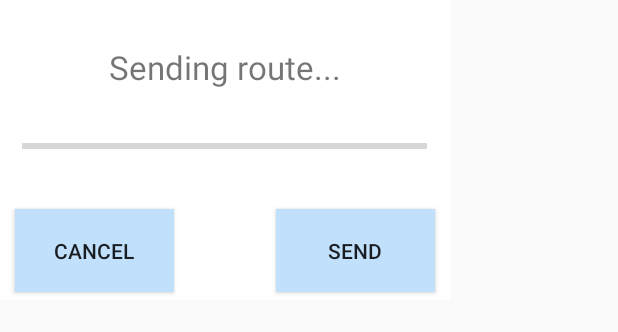
After one commit to vincent290587/frava, an Android app: the layout route_popup.xml on its own in the app's theme, with its tools: preview values and no code run, on a phone screen of 412 x 824 dp. The commit adds this screen. Shown: the top 332 px of the screen. Run offline under Robolectric (Android 15) with nearby library versions, the phone set to English and light mode, and no system bars.

Commit message:
Routes popup

```diff
--- a/app/src/main/java/com/example/frava/DiscoveredBluetoothDevice.java
+++ /dev/null
@@ -1,9 +0,0 @@
-package com.example.frava;
-
-public class DiscoveredBluetoothDevice {
-    public String name;
-
-    public DiscoveredBluetoothDevice() {
-        name = "Device";
-    }
-}
--- /dev/null
+++ b/app/src/main/java/com/example/frava/MyTools.java
@@ -0,0 +1,11 @@
+package com.example.frava;
+
+import android.content.res.Resources;
+
+public class MyTools {
+
+    public static int fromDp(int dp_val) {
+        int ret = (int) ((float)dp_val * Resources.getSystem().getDisplayMetrics().density + 0.5f);
+        return ret;
+    }
+}
--- a/app/src/main/java/com/example/frava/SegmentsAdapter.java
+++ b/app/src/main/java/com/example/frava/SegmentsAdapter.java
@@ -3,6 +3,7 @@ package com.example.frava;
 import android.view.LayoutInflater;
 import android.view.View;
 import android.view.ViewGroup;
+import android.widget.ProgressBar;
 import android.widget.TextView;
 
 import androidx.annotation.NonNull;
@@ -22,12 +23,14 @@ public class SegmentsAdapter extends RecyclerView.Adapter<SegmentsAdapter.ViewHo
         public final View view;
         public final TextView s_name;
         public final TextView s_length;
+        public final ProgressBar s_progress;
 
         public ViewHolder(@NonNull View view) {
             super(view);
             this.view = itemView;
             this.s_name = itemView.findViewById(R.id.segment_name);
             this.s_length = itemView.findViewById(R.id.segment_km);
+            this.s_progress = itemView.findViewById(R.id.progressBar);
         }
     }
 
@@ -43,6 +46,7 @@ public class SegmentsAdapter extends RecyclerView.Adapter<SegmentsAdapter.ViewHo
     public void onBindViewHolder(@NonNull ViewHolder holder, int position) {
 
         // TODO fill data per item knowing position
+        holder.s_progress.setVisibility(View.INVISIBLE);
         holder.s_name.setText(mDataset[position]);
     }
 
--- a/app/src/main/java/com/example/frava/ui/dashboard/DashboardFragment.java
+++ b/app/src/main/java/com/example/frava/ui/dashboard/DashboardFragment.java
@@ -1,10 +1,16 @@
 package com.example.frava.ui.dashboard;
 
+import android.app.Service;
 import android.os.Bundle;
 import android.util.Log;
+import android.view.Gravity;
 import android.view.LayoutInflater;
+import android.view.MotionEvent;
 import android.view.View;
 import android.view.ViewGroup;
+import android.widget.Button;
+import android.widget.LinearLayout;
+import android.widget.PopupWindow;
 import android.widget.TextView;
 
 import androidx.annotation.NonNull;
@@ -15,14 +21,19 @@ import androidx.lifecycle.ViewModelProviders;
 import androidx.recyclerview.widget.LinearLayoutManager;
 import androidx.recyclerview.widget.RecyclerView;
 
+import com.example.frava.MyTools;
 import com.example.frava.R;
 import com.example.frava.RecyclerItemClickListener;
 import com.example.frava.SegmentsAdapter;
+
+import static androidx.core.content.ContextCompat.getSystemService;
 
 public class DashboardFragment extends Fragment {
 
     //private DashboardViewModel dashboardViewModel;
     private String[] myDataset;
+
+    LayoutInflater m_inflater;
 
     private RecyclerView recyclerView;
     private RecyclerView.Adapter mAdapter;
@@ -31,8 +42,8 @@ public class DashboardFragment extends Fragment {
                              ViewGroup container, Bundle savedInstanceState) {
 //        homeViewModel =
 //                ViewModelProviders.of(this).get(HomeViewModel.class);
-
-        View root = inflater.inflate(R.layout.fragment_dashboard, container, false);
+        m_inflater = inflater;
+        View root = m_inflater.inflate(R.layout.fragment_dashboard, container, false);
 
         recyclerView = root.findViewById(R.id.segments_recycler);
         RecyclerView.LayoutManager layout_manager = new LinearLayoutManager(getContext());
@@ -53,6 +64,25 @@ public class DashboardFragment extends Fragment {
         recyclerView.addOnItemTouchListener(new RecyclerItemClickListener(getActivity(), recyclerView, new RecyclerItemClickListener.OnItemClickListener() {
             @Override
             public void onItemClick(View view, int position) {
+
+                // inflate the layout of the popup window
+                View popupView = m_inflater.inflate(R.layout.route_popup, null);
+
+                // create the popup window
+                final PopupWindow popupWindow = new PopupWindow(popupView, MyTools.fromDp(300), MyTools.fromDp(200), true);
+
+                // show the popup window
+                // which view you pass in doesn't matter, it is only used for the window token
+                popupWindow.showAtLocation(view, Gravity.CENTER, 0, 0);
+
+                Button button_cancel = popupView.findViewById(R.id.button_cancel);
+                button_cancel.setOnClickListener(new View.OnClickListener() {
+                    @Override
+                    public void onClick(View view) {
+                        popupWindow.dismiss();
+                    }
+                });
+
                 Log.i("HomeFragment", "onItemClick " + position);
             }
 
--- /dev/null
+++ b/app/src/main/res/layout/route_popup.xml
@@ -0,0 +1,59 @@
+<?xml version="1.0" encoding="utf-8"?>
+<RelativeLayout xmlns:android="http://schemas.android.com/apk/res/android"
+    android:id="@+id/route_popup"
+    android:layout_width="300dp"
+    android:layout_height="200dp"
+    android:background="#FFFFFF"
+    android:longClickable="false">
+
+    <TextView
+        android:id="@+id/route_name_send"
+        android:layout_width="wrap_content"
+        android:layout_height="wrap_content"
+        android:layout_alignParentTop="true"
+        android:layout_centerHorizontal="true"
+        android:layout_marginStart="30dp"
+        android:layout_marginTop="30dp"
+        android:layout_marginEnd="30dp"
+        android:text="Sending route..."
+        android:textSize="22sp" />
+
+    <Button
+        android:id="@+id/button_cancel"
+        style="@style/Widget.AppCompat.Button"
+        android:layout_width="106dp"
+        android:layout_height="55dp"
+        android:layout_below="@+id/progress_bar_route"
+        android:layout_alignParentStart="true"
+        android:layout_alignParentBottom="true"
+        android:layout_marginStart="10dp"
+        android:layout_marginTop="34dp"
+        android:layout_marginBottom="5dp"
+        android:background="#C1E0FB"
+        android:clickable="true"
+        android:ellipsize="none"
+        android:text="Cancel" />
+
+    <Button
+        android:id="@+id/button_send"
+        android:layout_width="106dp"
+        android:layout_height="55dp"
+        android:layout_below="@+id/progress_bar_route"
+        android:layout_alignParentEnd="true"
+        android:layout_alignParentBottom="true"
+        android:layout_marginTop="34dp"
+        android:layout_marginEnd="10dp"
+        android:layout_marginBottom="5dp"
+        android:background="#C1E0FB"
+        android:text="Send" />
+
+    <ProgressBar
+        android:id="@+id/progress_bar_route"
+        style="?android:attr/progressBarStyleHorizontal"
+        android:layout_width="270dp"
+        android:layout_height="wrap_content"
+        android:layout_below="@+id/route_name_send"
+        android:layout_centerHorizontal="true"
+        android:layout_marginTop="30dp" />
+
+</RelativeLayout>
```
